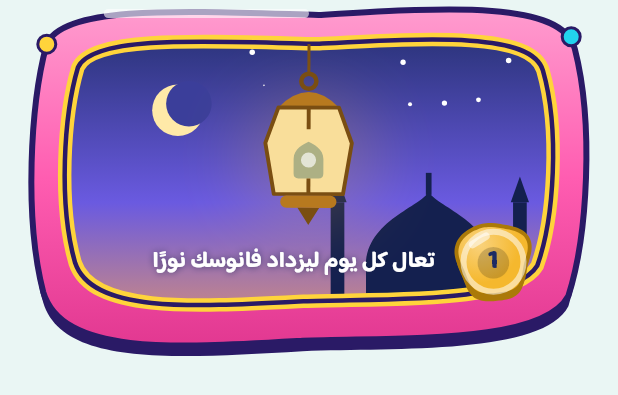
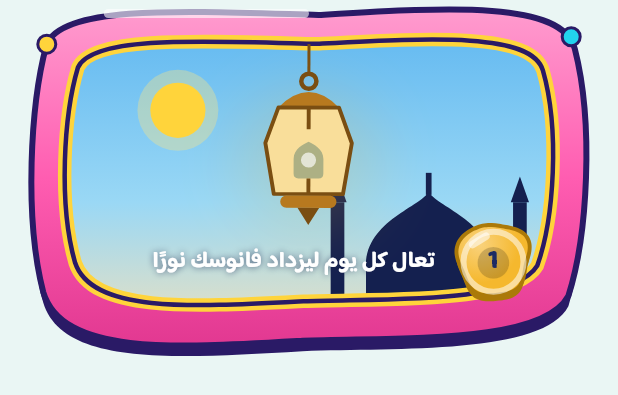
Before and after one commit to ayattla/rawdah-android, a Flutter app: the _ArchHeader widget shown alone on an empty page, opened directly with empty values, on a phone screen of 412 x 824 dp. Shown: the top 395 px of the screen. Run offline on Flutter 3.47's test engine with Material 3 defaults, Android fonts, the phone set to English and light mode, and no system bars; our stand-ins replace cloud_firestore, connectivity_plus, firebase_auth, firebase_core, flutter_riverpod, flutter_secure_storage and 5 more; missing offline and left inert: flame; accounts and stored records are empty.

Commit message:
روضة 1.47: احتفال المكافأة داخل تلفاز بأشعة تدور وقصاصات تمطر ولافتة تنط، الإجابة الخطأ تهتز والصحيحة تطلق أشعة فرح، وشاشة الفانوس تتبدل سماؤها بين الصباح والظهر والمغرب والليل
Co-Authored-By: Claude Opus 5.5 <noreply@anthropic.com>
Claude-Session: https://claude.ai/code/session_01AFT4sY5B4Y3sTVydasHjK6

```diff
--- a/lib/features/home/presentation/home_screen.dart
+++ b/lib/features/home/presentation/home_screen.dart
@@ -241,7 +241,7 @@ class _ArchHeader extends StatelessWidget {
         aspectRatio: 1.55,
         child: LayoutBuilder(builder: (context, box) {
           return Stack(children: [
-            Positioned.fill(child: CustomPaint(painter: _ArchPainter())),
+            Positioned.fill(child: CustomPaint(painter: _ArchPainter(DateTime.now().hour))),
             // الفانوس معلّق من قمة القوس
             Positioned(
               top: box.maxHeight * 0.12,
@@ -310,6 +310,19 @@ class _LevelRing extends StatelessWidget {
 
 /// قوس مدبب كمحراب: إطار فيروزي مزخرف، وفي داخله سماء المغرب وقبة ومئذنتان.
 class _ArchPainter extends CustomPainter {
+  /// ساعة اليوم: سماء الشاشة تتبدل بين الصباح والظهر والمغرب والليل.
+  final int hour;
+  _ArchPainter(this.hour);
+
+  bool get _day => hour >= 5 && hour < 16;
+  List<Color> get _sky => hour >= 5 && hour < 11
+      ? const [Color(0xFF5AB4F0), Color(0xFF9AD8F5), Color(0xFFFFE3B3)]
+      : hour >= 11 && hour < 16
+          ? const [Color(0xFF2F8DE0), Color(0xFF6CC4F2), Color(0xFFBDE9FF)]
+          : hour >= 16 && hour < 19
+              ? const [Color(0xFF1D2B64), Color(0xFF6A5AE0), Color(0xFFF59E5B)]
+              : const [Color(0xFF0B1240), Color(0xFF1D2B64), Color(0xFF3B2A7A)];
+
   // صار القوس شاشة تلفاز عريضة منفوخة مثل شاشات فواصل القنوات
   Path _arch(Size s, double inset) {
     final r = Rect.fromLTWH(0, 0, s.width, s.height - 8);
@@ -340,23 +353,29 @@ class _ArchPainter extends CustomPainter {
     canvas.drawRect(
         rect,
         Paint()
-          ..shader = const LinearGradient(
+          ..shader = LinearGradient(
             begin: Alignment.topCenter,
             end: Alignment.bottomCenter,
-            colors: [Color(0xFF1D2B64), Color(0xFF6A5AE0), Color(0xFFF59E5B)],
-            stops: [0.0, 0.55, 1.0],
+            colors: _sky,
+            stops: const [0.0, 0.55, 1.0],
           ).createShader(rect));
     // نجوم وهلال
     final r = math.Random(3);
     final star = Paint()..color = Colors.white;
-    for (var i = 0; i < 18; i++) {
+    for (var i = 0; i < (_day ? 0 : 18); i++) {
       canvas.drawCircle(Offset(r.nextDouble() * size.width, r.nextDouble() * size.height * 0.45),
           r.nextDouble() * 1.4 + 0.5, star);
     }
     final moon = Offset(size.width * 0.27, size.height * 0.3);
-    canvas.drawCircle(moon, size.height * 0.07, Paint()..color = const Color(0xFFFFE9A8));
-    canvas.drawCircle(moon + Offset(size.height * 0.03, -size.height * 0.018), size.height * 0.062,
-        Paint()..color = const Color(0xFF3B3E9A));
+    if (_day) {
+      // شمس الصباح والظهر بأشعة قصيرة
+      canvas.drawCircle(moon, size.height * 0.11, Paint()..color = const Color(0xFFFFE680).withValues(alpha: 0.35));
+      canvas.drawCircle(moon, size.height * 0.075, Paint()..color = const Color(0xFFFFD43B));
+    } else {
+      canvas.drawCircle(moon, size.height * 0.07, Paint()..color = const Color(0xFFFFE9A8));
+      canvas.drawCircle(moon + Offset(size.height * 0.03, -size.height * 0.018), size.height * 0.062,
+          Paint()..color = _sky.first);
+    }
     // قبة ومئذنتان على الأفق
     final sil = Paint()..color = const Color(0xFF14204F);
     final w = size.width, h = size.height;
--- a/pubspec.yaml
+++ b/pubspec.yaml
@@ -1,7 +1,7 @@
 name: rawdah
 description: "روضة — تطبيق ثقافي وتعليمي وألعاب ومسابقات دينية للأطفال، خالٍ من ذوات الأرواح والموسيقى والإعلانات."
 publish_to: 'none'
-version: 1.46.0+58
+version: 1.47.0+59
 
 environment:
   sdk: ">=3.4.0 <4.0.0"
```
Also changed, not shown: lib/core/design_system/components/reward.dart (+101 -32 lines), lib/core/design_system/components/studio.dart (+35 -1 lines).
